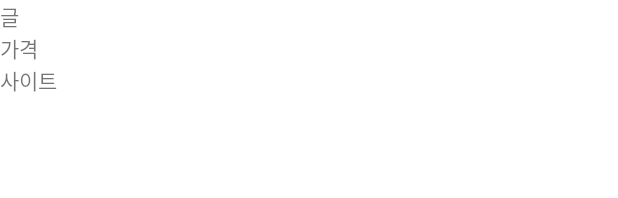
After one commit to JWhy121/ShareMo, an Android app: the layout list_item.xml on its own in the app's theme, with its tools: preview values and no code run, on a phone screen of 412 x 824 dp. The commit adds this screen. Shown: the top 198 px of the screen. Run offline under Robolectric (Android 15) with nearby library versions, the phone set to English and light mode, and no system bars.

Commit message:
글쓰기 구현 중간 저장

```diff
--- a/app/build.gradle
+++ b/app/build.gradle
@@ -25,11 +25,6 @@ android {
         }
     }
 
-    buildFeatures{
-
-        viewBinding true
-
-    }
     compileOptions {
         sourceCompatibility JavaVersion.VERSION_1_8
         targetCompatibility JavaVersion.VERSION_1_8
@@ -48,6 +43,7 @@ dependencies {
     implementation 'androidx.constraintlayout:constraintlayout:2.0.4'
     implementation 'com.google.firebase:firebase-auth-ktx:21.0.1'
     implementation 'com.google.firebase:firebase-database-ktx:20.0.1'
+    implementation 'com.google.firebase:firebase-storage-ktx:20.0.0'
     testImplementation 'junit:junit:4.+'
     androidTestImplementation 'androidx.test.ext:junit:1.1.3'
     androidTestImplementation 'androidx.test.espresso:espresso-core:3.4.0'
--- a/app/src/main/java/com/cookandroid/sharemo/MainActivity.kt
+++ b/app/src/main/java/com/cookandroid/sharemo/MainActivity.kt
@@ -13,7 +13,7 @@ import com.google.firebase.database.FirebaseDatabase
 class MainActivity : AppCompatActivity() {
 
     private var mFirebaseAuth : FirebaseAuth? = null //파이어베이스 인증
-    lateinit var mDatabaseRef : DatabaseReference //실시간 데이터베이스
+    private lateinit var mDatabaseRef : DatabaseReference //실시간 데이터베이스
     lateinit var edtEmail : EditText
     lateinit var edtPwd : EditText
 
@@ -37,7 +37,7 @@ class MainActivity : AppCompatActivity() {
             }else{
                 mFirebaseAuth!!.signInWithEmailAndPassword(edtEmail.text.toString(), edtPwd.text.toString())!!.addOnCompleteListener(this) {
                     if (it.isSuccessful) {
-                        var intent = Intent(this, NavigationActivity::class.java)
+                        var intent = Intent(this, WriteActivity::class.java)
                         startActivity(intent)
                     } else {
                         Toast.makeText(this, "아이디 혹은 비밀번호가 틀렸습니다", Toast.LENGTH_SHORT).show()
--- /dev/null
+++ b/app/src/main/java/com/cookandroid/sharemo/PostData.kt
@@ -0,0 +1,3 @@
+package com.cookandroid.sharemo
+
+data class PostData(val user_uid: String? = null, val description: String? = null, val price: String? = null, val website: String? = null){}
--- a/app/src/main/java/com/cookandroid/sharemo/RegisterActivity.kt
+++ b/app/src/main/java/com/cookandroid/sharemo/RegisterActivity.kt
@@ -3,7 +3,6 @@ package com.cookandroid.sharemo
 import androidx.appcompat.app.AppCompatActivity
 import android.os.Bundle
 import android.widget.*
-import com.cookandroid.sharemo.databinding.ActivityMainBinding
 import com.google.firebase.auth.FirebaseAuth
 import com.google.firebase.auth.FirebaseUser
 import com.google.firebase.database.DatabaseReference
--- /dev/null
+++ b/app/src/main/res/layout/list_item.xml
@@ -0,0 +1,25 @@
+<?xml version="1.0" encoding="utf-8"?>
+<LinearLayout
+    xmlns:android="http://schemas.android.com/apk/res/android"
+    android:layout_width="match_parent"
+    android:layout_height="match_parent"
+    android:orientation="vertical">
+
+    <TextView
+        android:id="@+id/tv_content"
+        android:text="글"
+        android:layout_width="wrap_content"
+        android:layout_height="wrap_content"/>
+
+    <TextView
+        android:text="가격"
+        android:layout_width="wrap_content"
+        android:layout_height="wrap_content"/>
+
+    <TextView
+        android:text="사이트"
+        android:layout_width="wrap_content"
+        android:layout_height="wrap_content"/>
+
+
+</LinearLayout>
```
Also changed, not shown: app/src/main/AndroidManifest.xml (+8 -2 lines), app/src/main/java/com/cookandroid/sharemo/WriteActivity.kt (added, +68 -0 lines).
